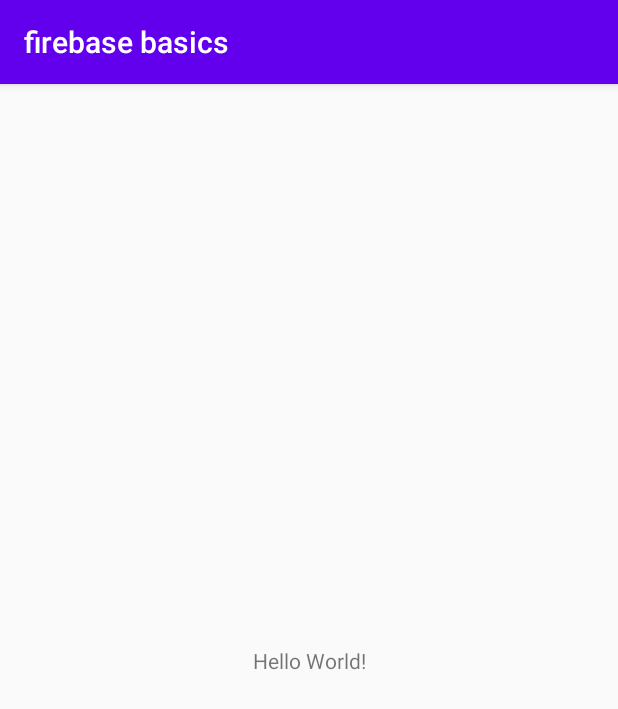
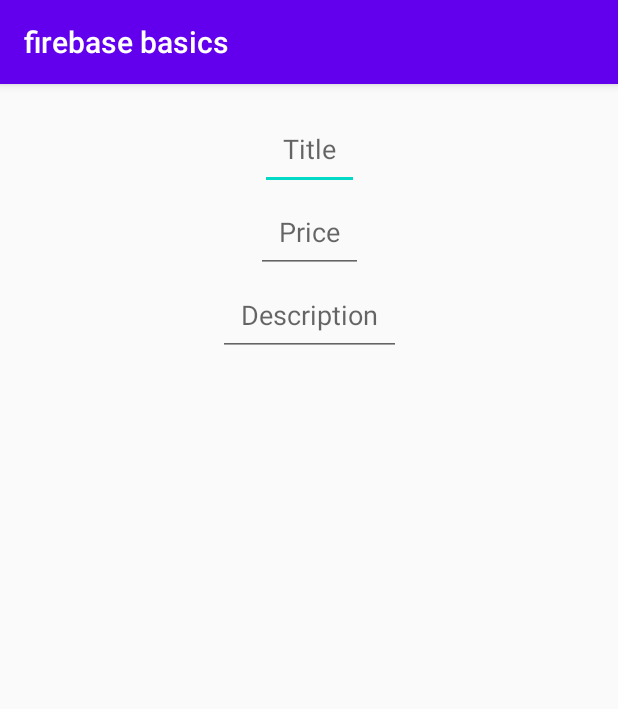
Before and after one commit to Tevingatheru/firebase-basics, an Android app: the screen it shows after launch (MainActivity before the commit, InsertActivity after it), on a phone screen of 412 x 824 dp. Shown: the top 709 px of the screen. Run offline under Robolectric (Android 15) with nearby library versions, the phone set to English and light mode, and no system bars.

Commit message:
adding code

```diff
--- a/app/build.gradle
+++ b/app/build.gradle
@@ -25,12 +25,12 @@ android {
 
 dependencies {
     implementation fileTree(dir: "libs", include: ["*.jar"])
-    implementation 'androidx.appcompat:appcompat:1.0.2'
-    implementation 'androidx.constraintlayout:constraintlayout:1.1.3'
+    implementation 'androidx.appcompat:appcompat:1.2.0'
+    implementation 'androidx.constraintlayout:constraintlayout:2.0.2'
     implementation 'androidx.legacy:legacy-support-v4:1.0.0'
     implementation 'com.android.support:appcompat-v7:28.0.0'
     implementation 'com.android.support.constraint:constraint-layout:2.0.2'
-    implementation 'com.google.android.material:material:1.1.0-alpha04'
+    implementation 'com.google.android.material:material:1.3.0-alpha03'
     implementation 'com.google.firebase:firebase-analytics:17.6.0'
     implementation 'com.google.firebase:firebase-database:19.5.0'
 
--- a/app/src/main/AndroidManifest.xml
+++ b/app/src/main/AndroidManifest.xml
@@ -9,6 +9,7 @@
         android:roundIcon="@mipmap/ic_launcher_round"
         android:supportsRtl="true"
         android:theme="@style/AppTheme">
+        <activity android:name=".InsertActivity"></activity>
         <activity android:name=".MainActivity">
             <intent-filter>
                 <action android:name="android.intent.action.MAIN" />
--- /dev/null
+++ b/app/src/main/java/com/example/firebase/basics/InsertActivity.java
@@ -0,0 +1,14 @@
+package com.example.firebase.basics;
+
+import androidx.appcompat.app.AppCompatActivity;
+
+import android.os.Bundle;
+
+public class InsertActivity extends AppCompatActivity {
+
+    @Override
+    protected void onCreate(Bundle savedInstanceState) {
+        super.onCreate(savedInstanceState);
+        setContentView(R.layout.activity_insert);
+    }
+}
--- a/app/src/main/java/com/example/firebase/basics/FirebaseDatabaseContract.java
+++ b/app/src/main/java/com/example/firebase/basics/ListActivity.java
@@ -1,4 +1,4 @@
 package com.example.firebase.basics;
 
-public class FirebaseDatabaseContract {
+public class ListActivity {
 }
--- a/app/src/main/java/com/example/firebase/basics/MainActivity.java
+++ b/app/src/main/java/com/example/firebase/basics/MainActivity.java
@@ -1,7 +1,9 @@
 package com.example.firebase.basics;
 
-import android.support.v7.app.AppCompatActivity;
+import android.content.Intent;
 import android.os.Bundle;
+
+import androidx.appcompat.app.AppCompatActivity;
 
 public class MainActivity extends AppCompatActivity {
 
@@ -9,5 +11,11 @@ public class MainActivity extends AppCompatActivity {
     protected void onCreate(Bundle savedInstanceState) {
         super.onCreate(savedInstanceState);
         setContentView(R.layout.activity_main);
+        initializeContent();
+    }
+
+    public void initializeContent() {
+        Intent insertActivity = new Intent(MainActivity.this, InsertActivity.class);
+        startActivity(insertActivity);
     }
 }
--- /dev/null
+++ b/app/src/main/res/layout/activity_insert.xml
@@ -0,0 +1,46 @@
+<?xml version="1.0" encoding="utf-8"?>
+<androidx.constraintlayout.widget.ConstraintLayout xmlns:android="http://schemas.android.com/apk/res/android"
+    xmlns:app="http://schemas.android.com/apk/res-auto"
+    xmlns:tools="http://schemas.android.com/tools"
+    android:layout_width="match_parent"
+    android:layout_height="match_parent"
+    android:padding="15dp"
+
+    tools:context=".InsertActivity">
+
+    <EditText
+        android:id="@+id/title"
+        android:layout_width="wrap_content"
+        android:layout_height="wrap_content"
+        android:inputType="textPersonName"
+        app:layout_constraintEnd_toEndOf="parent"
+        app:layout_constraintStart_toStartOf="parent"
+        app:layout_constraintTop_toTopOf="parent"
+        android:padding="15dp"
+        android:hint="@string/title_hint" />
+
+
+    <EditText
+        android:id="@+id/price"
+        android:layout_width="wrap_content"
+        android:layout_height="wrap_content"
+        android:hint="@string/price_hint"
+        android:inputType="numberDecimal"
+        app:layout_constraintEnd_toEndOf="parent"
+        app:layout_constraintStart_toStartOf="parent"
+        app:layout_constraintTop_toBottomOf="@+id/title"
+        android:padding="15dp"
+        />
+
+    <EditText
+        android:id="@+id/description"
+        android:layout_width="wrap_content"
+        android:layout_height="wrap_content"
+        android:hint="@string/description_hint"
+        android:inputType="textPersonName"
+        app:layout_constraintEnd_toEndOf="parent"
+        app:layout_constraintStart_toStartOf="parent"
+        app:layout_constraintTop_toBottomOf="@+id/price"
+        android:padding="15dp"
+        />
+</androidx.constraintlayout.widget.ConstraintLayout>
--- a/app/src/main/res/layout/activity_main.xml
+++ b/app/src/main/res/layout/activity_main.xml
@@ -4,11 +4,13 @@
     xmlns:tools="http://schemas.android.com/tools"
     android:layout_width="match_parent"
     android:layout_height="match_parent"
+
     tools:context=".MainActivity">
 
     <TextView
-        android:layout_width="wrap_content"
-        android:layout_height="wrap_content"
+        android:id="@+id/hello_world"
+        android:layout_width="match_parent"
+        android:layout_height="match_parent"
         android:text="Hello World!"
         app:layout_constraintBottom_toBottomOf="parent"
         app:layout_constraintLeft_toLeftOf="parent"
--- a/app/src/main/res/values/strings.xml
+++ b/app/src/main/res/values/strings.xml
@@ -1,3 +1,6 @@
 <resources>
     <string name="app_name">firebase basics</string>
+    <string name="title_hint">Title</string>
+    <string name="price_hint">Price</string>
+    <string name="description_hint">Description</string>
 </resources>
```
Also changed, not shown: app/src/main/java/com/example/firebase/basics/FirebaseUtil.java (added, +23 -0 lines), app/src/main/java/com/example/firebase/basics/TravelDeal.java (+33 -0 lines).
